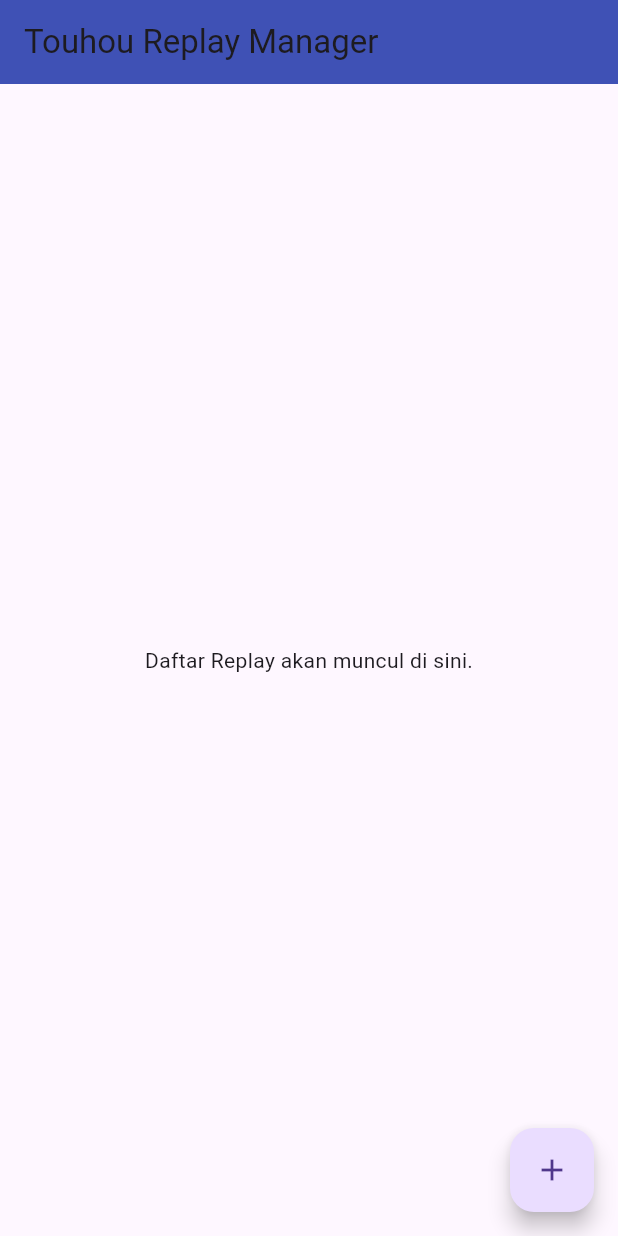
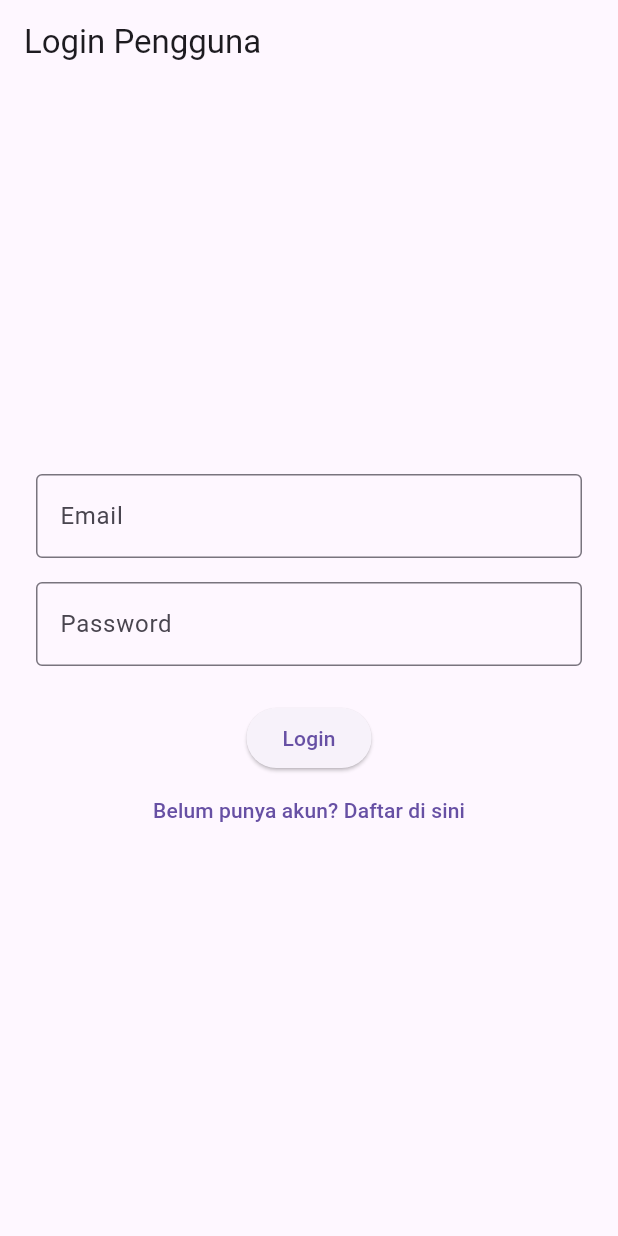
Before and after one commit to tnmrks/touhou_replay_manager, a Flutter app: the screen it shows after launch, on a phone screen of 412 x 824 dp. Run offline on Flutter 3.47's test engine with Material 3 defaults, Android fonts, the phone set to English and light mode, and no system bars; our stand-ins replace firebase_core; accounts and stored records are empty.

Commit message:
feat: create UI for login page

```diff
--- /dev/null
+++ b/lib/login_page.dart
@@ -0,0 +1,60 @@
+import 'package:flutter/material.dart';
+
+class LoginPage extends StatefulWidget {
+  const LoginPage({super.key});
+
+  @override
+  State<LoginPage> createState() => _LoginPageState();
+}
+
+class _LoginPageState extends State<LoginPage> {
+@override
+Widget build(BuildContext context) {
+  return Scaffold(
+    appBar: AppBar(title: const Text('Login Pengguna')),
+    body: Padding(
+      padding: const EdgeInsets.all(24.0),
+      child: Column(
+        mainAxisAlignment: MainAxisAlignment.center,
+        children: [
+          // Kolom untuk input Email
+          TextField(
+            decoration: const InputDecoration(
+              labelText: 'Email',
+              border: OutlineInputBorder(),
+            ),
+            keyboardType: TextInputType.emailAddress,
+          ),
+          const SizedBox(height: 16), // Memberi jarak
+
+          // Kolom untuk input Password
+          TextField(
+            decoration: const InputDecoration(
+              labelText: 'Password',
+              border: OutlineInputBorder(),
+            ),
+            obscureText: true, // Menyembunyikan teks password
+          ),
+          const SizedBox(height: 24), // Memberi jarak
+
+          // Tombol untuk Login
+          ElevatedButton(
+            onPressed: () {
+              // Fungsi login akan ditambahkan di sesi berikutnya
+            },
+            child: const Text('Login'),
+          ),
+
+          // Tombol untuk pindah ke halaman registrasi
+          TextButton(
+            onPressed: () {
+              // Fungsi navigasi ke halaman registrasi akan ditambahkan nanti
+            },
+            child: const Text('Belum punya akun? Daftar di sini'),
+          )
+        ],
+      ),
+    ),
+  );
+}
+}
--- a/lib/main.dart
+++ b/lib/main.dart
@@ -1,5 +1,5 @@
 import 'package:flutter/material.dart';
-import 'home_page.dart'; // Kita akan membuat file ini selanjutnya
+import 'login_page.dart'; // Impor file baru
 import 'package:firebase_core/firebase_core.dart';
 
 void main() async {
@@ -20,7 +20,7 @@
         primarySwatch: Colors.blue,
         useMaterial3: true,
       ),
-      home: const HomePage(), // Halaman utama kita
+      home: const LoginPage(), // Halaman utama kita
     );
   }
 }
```
